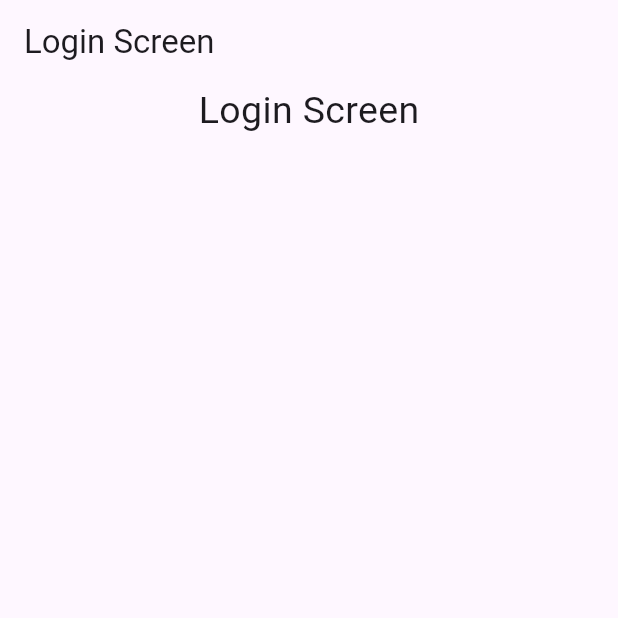
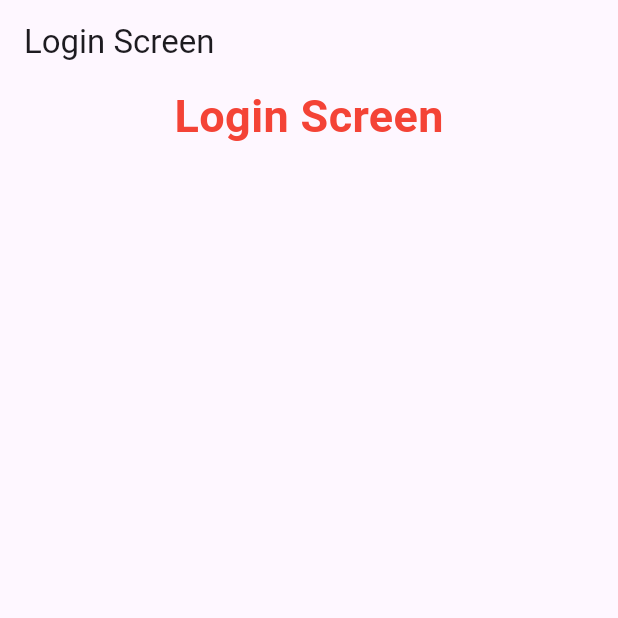
Before and after one commit to shahadat349850/Snap-Share, a Flutter app: the screen it shows after launch, on a phone screen of 412 x 824 dp, the top half of it. Run offline on Flutter 3.47's test engine with Material 3 defaults, Android fonts, the phone set to English and light mode, and no system bars.

Commit message:
text style change

```diff
--- a/lib/login_screen.dart
+++ b/lib/login_screen.dart
@@ -13,8 +13,10 @@ class LoginScreen extends StatelessWidget {
         children: [
           Center(
             child: Text("Login Screen",style: TextStyle(
-              fontWeight: FontWeight.normal,
-              fontSize: 25
+              fontWeight: FontWeight.bold,
+              fontSize: 30,
+              color: Colors.red
+
             ),),
 
           ),
```
